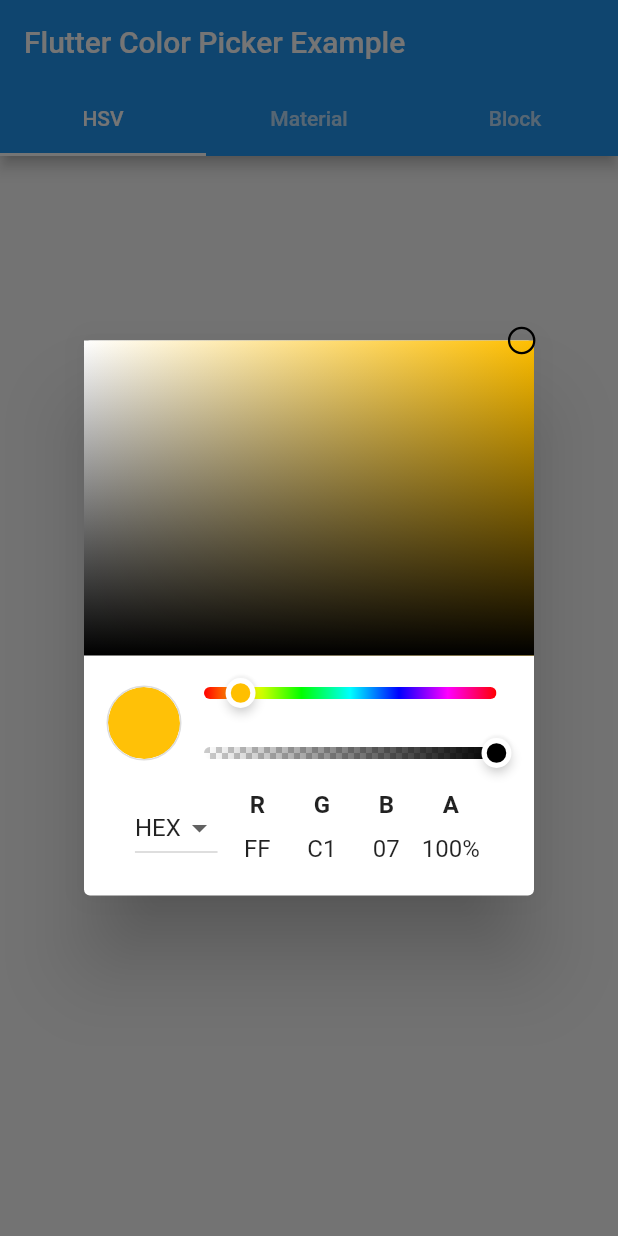
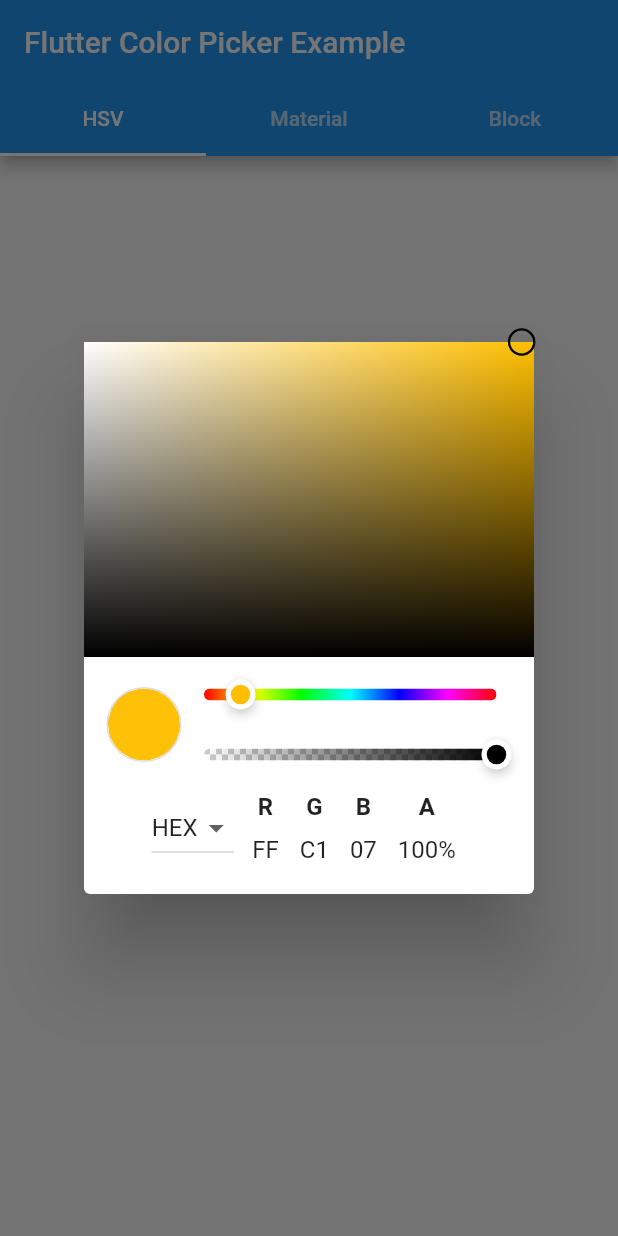
Before and after one commit to mchome/flutter_colorpicker, a Flutter app: the screen it shows after launch, after a tap on "Change me", on a phone screen of 412 x 824 dp. Run offline on Flutter 3.47's test engine with Material 2 defaults, Android fonts, the phone set to English and light mode, and no system bars.

Commit message:
[#9] fix label accessibility

```diff
--- a/example/lib/main.dart
+++ b/example/lib/main.dart
@@ -5,15 +5,7 @@
 import 'package:flutter_colorpicker/block_picker.dart';
 import 'package:flutter_colorpicker/utils.dart';
 
-void main() {
-  runApp(
-    MaterialApp(
-      title: 'Flutter Example',
-      theme: ThemeData(primaryColor: Colors.blue),
-      home: MyApp(),
-    ),
-  );
-}
+void main() => runApp(MaterialApp(home: MyApp()));
 
 class MyApp extends StatefulWidget {
   @override
--- a/lib/flutter_colorpicker.dart
+++ b/lib/flutter_colorpicker.dart
@@ -64,6 +64,7 @@
           Padding(
             padding: const EdgeInsets.fromLTRB(15.0, 5.0, 10.0, 5.0),
             child: Row(
+              mainAxisAlignment: MainAxisAlignment.center,
               children: <Widget>[
                 ColorIndicator(currentHsvColor),
                 Column(
--- a/lib/hsv_picker.dart
+++ b/lib/hsv_picker.dart
@@ -323,11 +323,10 @@
 
   List<Widget> colorValueLabels() {
     return _colorTypes[_colorType].map((String item) {
-      return SizedBox(
-        width: 43.0,
-        height: 50.0,
+      return Padding(
+        padding: const EdgeInsets.symmetric(horizontal: 7.0),
+        child: IntrinsicHeight(
           child: Column(
-          mainAxisAlignment: MainAxisAlignment.start,
             children: <Widget>[
               Text(
                 item,
@@ -345,6 +344,7 @@
                 ),
               ),
             ],
+          ),
         ),
       );
     }).toList();
```
Lines whose indentation alone changed are shown as unchanged.
